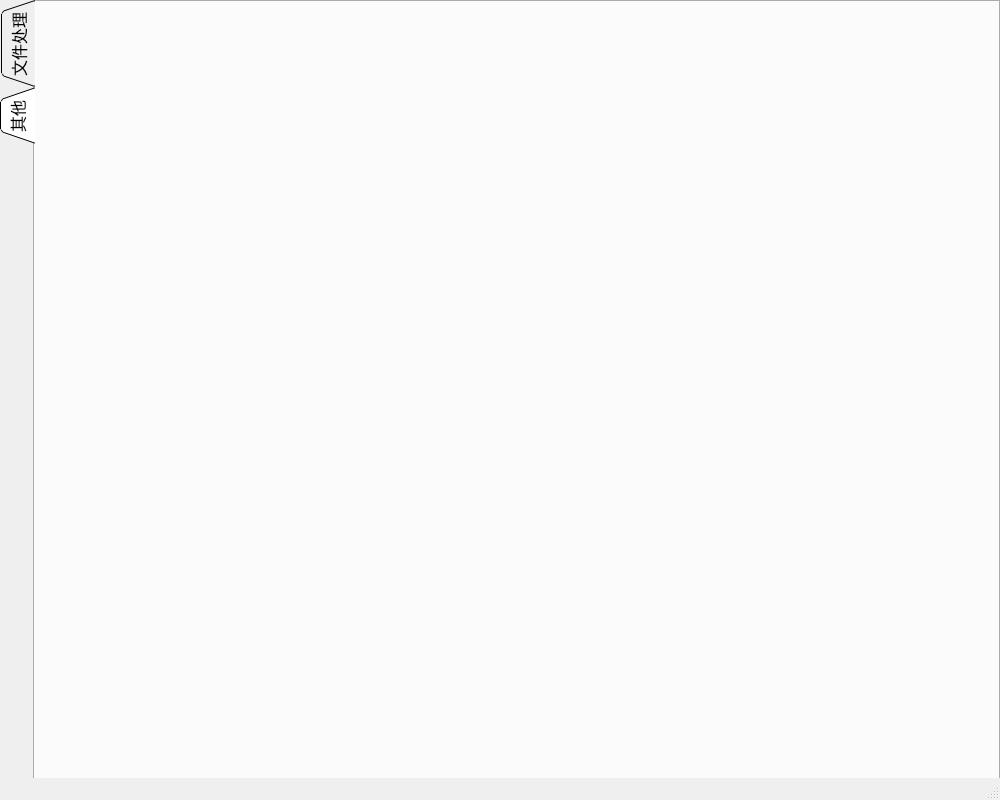
Before: the Qt Designer form uisrc/home_page.ui in actionquick/toolbox, drawn with Qt 5.
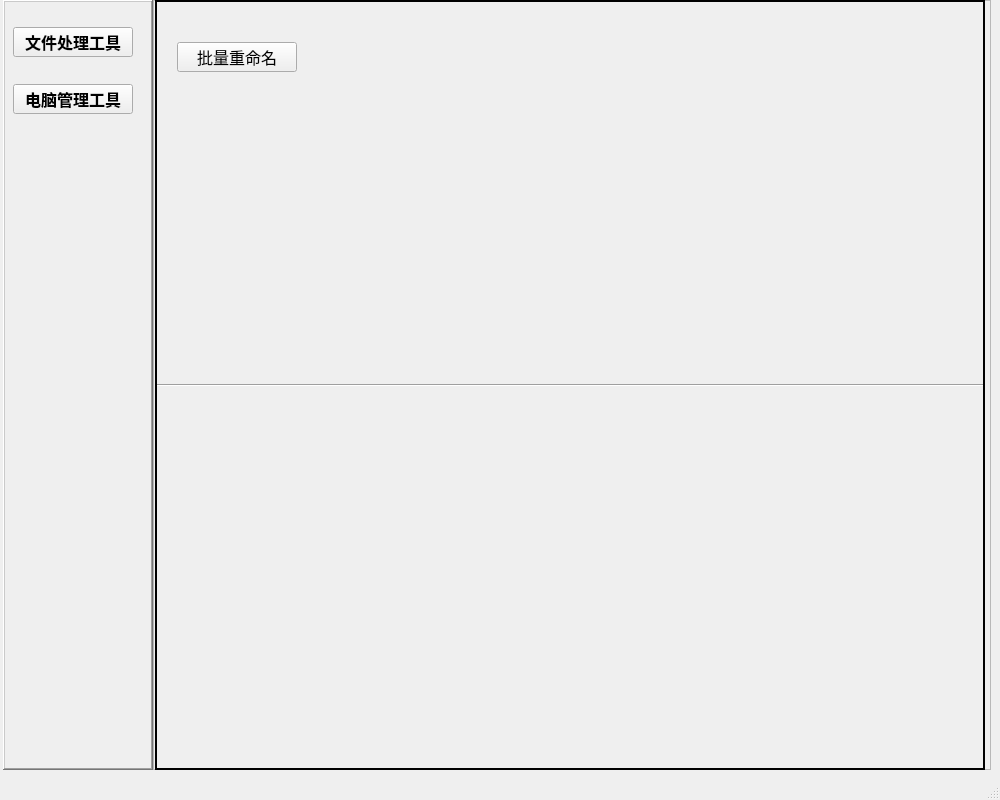
After: the same form once the commit is applied.

Commit message: W-2 添加uimain设计资源，增加重命名工具ui资源

Diff of the .ui file:
```diff
--- a/uisrc/home_page.ui
+++ b/uisrc/home_page.ui
@@ -26,62 +26,238 @@
    <string>MainWindow</string>
   </property>
   <widget class="QWidget" name="centralwidget">
-   <widget class="QTabWidget" name="type_tap">
+   <widget class="QWidget" name="tools_main_widget" native="true">
     <property name="geometry">
      <rect>
-      <x>0</x>
+      <x>3</x>
       <y>0</y>
-      <width>1000</width>
-      <height>800</height>
+      <width>995</width>
+      <height>770</height>
      </rect>
     </property>
     <property name="minimumSize">
      <size>
-      <width>1000</width>
-      <height>800</height>
+      <width>995</width>
+      <height>770</height>
      </size>
     </property>
     <property name="maximumSize">
      <size>
-      <width>1000</width>
-      <height>800</height>
+      <width>995</width>
+      <height>770</height>
      </size>
     </property>
-    <property name="font">
-     <font>
-      <family>Microsoft YaHei</family>
-      <pointsize>12</pointsize>
-      <weight>50</weight>
-      <bold>false</bold>
-     </font>
-    </property>
-    <property name="contextMenuPolicy">
-     <enum>Qt::DefaultContextMenu</enum>
-    </property>
-    <property name="layoutDirection">
-     <enum>Qt::LeftToRight</enum>
-    </property>
-    <property name="tabPosition">
-     <enum>QTabWidget::West</enum>
-    </property>
-    <property name="tabShape">
-     <enum>QTabWidget::Triangular</enum>
-    </property>
-    <property name="currentIndex">
-     <number>1</number>
-    </property>
-    <property name="usesScrollButtons">
-     <bool>true</bool>
-    </property>
-    <widget class="QWidget" name="file_tools">
-     <attribute name="title">
-      <string>文件处理</string>
-     </attribute>
+    <widget class="QFrame" name="tools_view_frame">
+     <property name="geometry">
+      <rect>
+       <x>150</x>
+       <y>0</y>
+       <width>838</width>
+       <height>770</height>
+      </rect>
+     </property>
+     <property name="minimumSize">
+      <size>
+       <width>838</width>
+       <height>770</height>
+      </size>
+     </property>
+     <property name="maximumSize">
+      <size>
+       <width>838</width>
+       <height>770</height>
+      </size>
+     </property>
+     <property name="frameShape">
+      <enum>QFrame::StyledPanel</enum>
+     </property>
+     <property name="frameShadow">
+      <enum>QFrame::Raised</enum>
+     </property>
+     <widget class="QStackedWidget" name="tools_view_pages">
+      <property name="geometry">
+       <rect>
+        <x>2</x>
+        <y>0</y>
+        <width>835</width>
+        <height>770</height>
+       </rect>
+      </property>
+      <property name="minimumSize">
+       <size>
+        <width>830</width>
+        <height>770</height>
+       </size>
+      </property>
+      <property name="maximumSize">
+       <size>
+        <width>830</width>
+        <height>770</height>
+       </size>
+      </property>
+      <property name="frameShape">
+       <enum>QFrame::WinPanel</enum>
+      </property>
+      <property name="currentIndex">
+       <number>0</number>
+      </property>
+      <widget class="QWidget" name="file_tools_page">
+       <widget class="Line" name="line">
+        <property name="geometry">
+         <rect>
+          <x>0</x>
+          <y>376</y>
+          <width>830</width>
+          <height>15</height>
+         </rect>
+        </property>
+        <property name="minimumSize">
+         <size>
+          <width>830</width>
+          <height>15</height>
+         </size>
+        </property>
+        <property name="maximumSize">
+         <size>
+          <width>830</width>
+          <height>15</height>
+         </size>
+        </property>
+        <property name="orientation">
+         <enum>Qt::Horizontal</enum>
+        </property>
+       </widget>
+       <widget class="QPushButton" name="rename_tool">
+        <property name="geometry">
+         <rect>
+          <x>20</x>
+          <y>40</y>
+          <width>120</width>
+          <height>30</height>
+         </rect>
+        </property>
+        <property name="minimumSize">
+         <size>
+          <width>120</width>
+          <height>30</height>
+         </size>
+        </property>
+        <property name="maximumSize">
+         <size>
+          <width>120</width>
+          <height>30</height>
+         </size>
+        </property>
+        <property name="font">
+         <font>
+          <family>黑体</family>
+          <pointsize>12</pointsize>
+         </font>
+        </property>
+        <property name="text">
+         <string>批量重命名</string>
+        </property>
+       </widget>
+      </widget>
+      <widget class="QWidget" name="page_2"/>
+     </widget>
     </widget>
-    <widget class="QWidget" name="other_tools">
-     <attribute name="title">
-      <string>其他</string>
-     </attribute>
+    <widget class="QFrame" name="tools_type_block">
+     <property name="geometry">
+      <rect>
+       <x>0</x>
+       <y>0</y>
+       <width>150</width>
+       <height>770</height>
+      </rect>
+     </property>
+     <property name="minimumSize">
+      <size>
+       <width>150</width>
+       <height>770</height>
+      </size>
+     </property>
+     <property name="maximumSize">
+      <size>
+       <width>150</width>
+       <height>770</height>
+      </size>
+     </property>
+     <property name="frameShape">
+      <enum>QFrame::WinPanel</enum>
+     </property>
+     <property name="frameShadow">
+      <enum>QFrame::Raised</enum>
+     </property>
+     <widget class="QWidget" name="verticalLayoutWidget">
+      <property name="geometry">
+       <rect>
+        <x>10</x>
+        <y>10</y>
+        <width>122</width>
+        <height>121</height>
+       </rect>
+      </property>
+      <layout class="QVBoxLayout" name="tools_type_layout">
+       <property name="spacing">
+        <number>10</number>
+       </property>
+       <item>
+        <widget class="QPushButton" name="files_tool_box">
+         <property name="minimumSize">
+          <size>
+           <width>120</width>
+           <height>30</height>
+          </size>
+         </property>
+         <property name="maximumSize">
+          <size>
+           <width>120</width>
+           <height>30</height>
+          </size>
+         </property>
+         <property name="font">
+          <font>
+           <family>黑体</family>
+           <pointsize>12</pointsize>
+           <weight>75</weight>
+           <bold>true</bold>
+          </font>
+         </property>
+         <property name="text">
+          <string>文件处理工具</string>
+         </property>
+        </widget>
+       </item>
+       <item>
+        <widget class="QPushButton" name="pc_tool_box">
+         <property name="minimumSize">
+          <size>
+           <width>120</width>
+           <height>30</height>
+          </size>
+         </property>
+         <property name="maximumSize">
+          <size>
+           <width>120</width>
+           <height>30</height>
+          </size>
+         </property>
+         <property name="font">
+          <font>
+           <family>黑体</family>
+           <pointsize>12</pointsize>
+           <weight>75</weight>
+           <bold>true</bold>
+          </font>
+         </property>
+         <property name="text">
+          <string>电脑管理工具</string>
+         </property>
+        </widget>
+       </item>
+      </layout>
+     </widget>
     </widget>
    </widget>
   </widget>
```
The commit also changes 2 other files.
